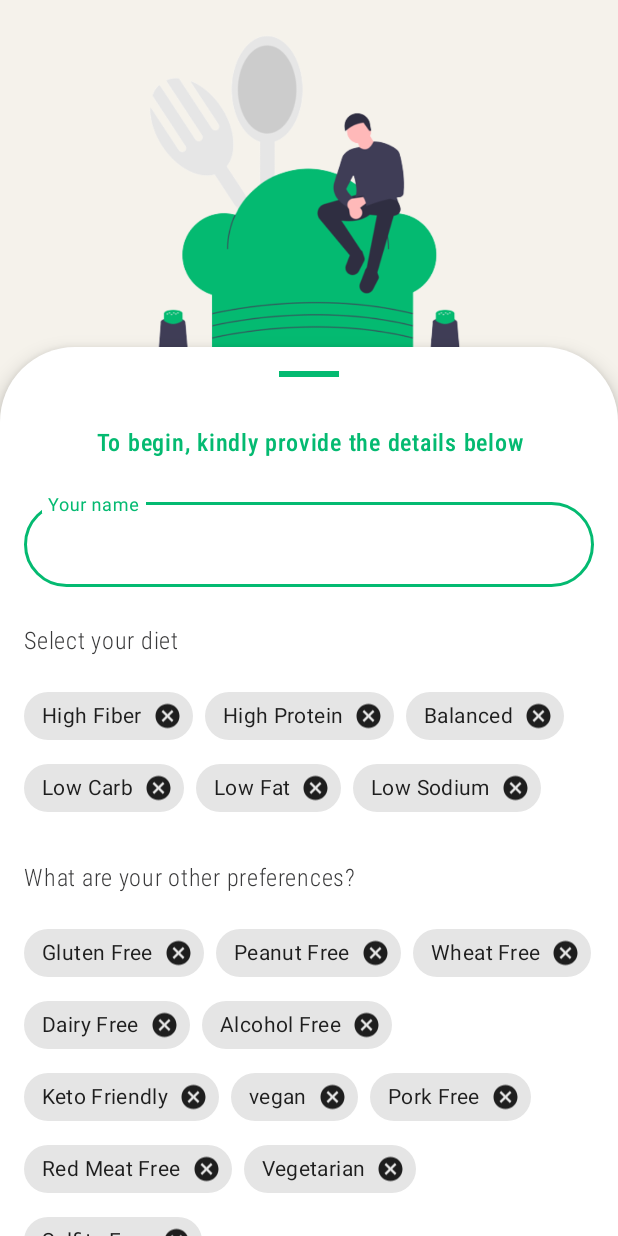
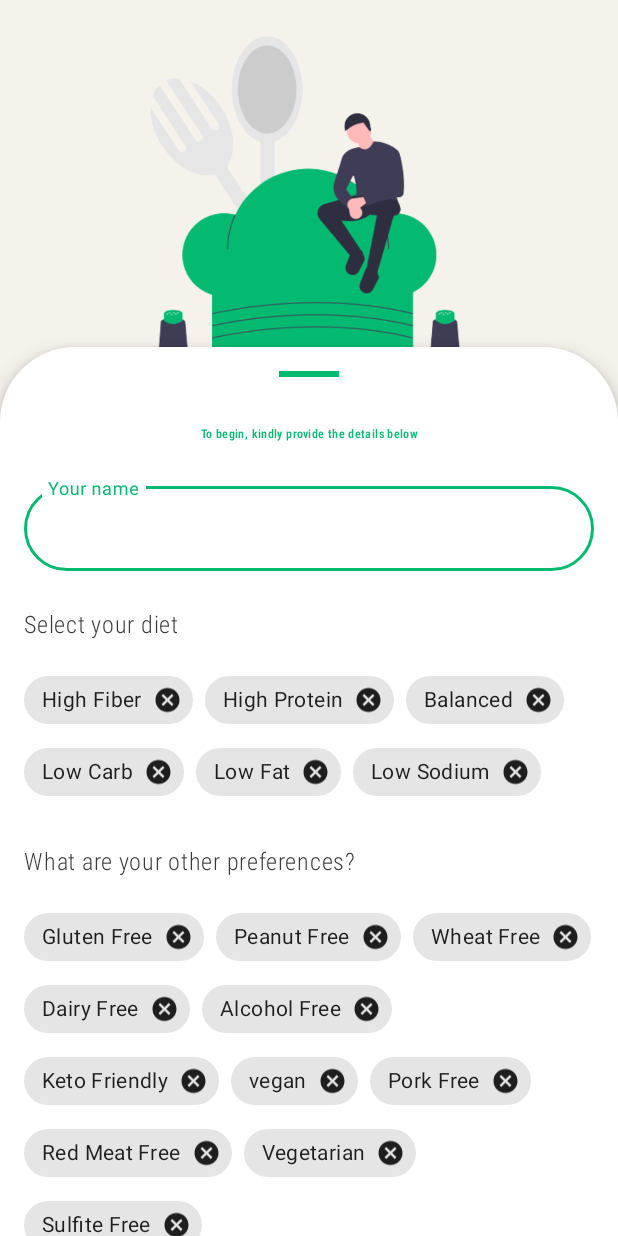
Before and after one commit to AnnaL001/healthy-foods, an Android app: the screen it shows after launch (UserDetailsActivity), after a tap on "Get Started", on a phone screen of 412 x 824 dp. Run offline under Robolectric (Android 15) with nearby library versions, the phone set to English and light mode, and no system bars; libraries missing offline, so code that uses them is left out: org.parceler.

Commit message:
Update User Interface themes

```diff
--- a/app/src/main/res/values/themes.xml
+++ b/app/src/main/res/values/themes.xml
@@ -46,12 +46,14 @@
   <style name="NormalTextStyle" parent="TextAppearance.Material3.BodyLarge">
     <item name="android:textColor">@color/healthy_foods_black</item>
     <item name="fontFamily">sans-serif-condensed-light</item>
+    <item name="android:textSize">@dimen/normal_font_size</item>
   </style>
 
   <style name="BoldTextStyle" parent="NormalTextStyle">
     <item name="android:fontFamily">sans-serif-condensed-medium</item>
     <item name="android:textStyle">bold</item>
     <item name="android:textColor">@color/healthy_foods_green</item>
+    <item name="android:textSize">@dimen/medium_font_size</item>
   </style>
 
   <style name="ButtonTextStyle" parent="NormalTextStyle">
```
